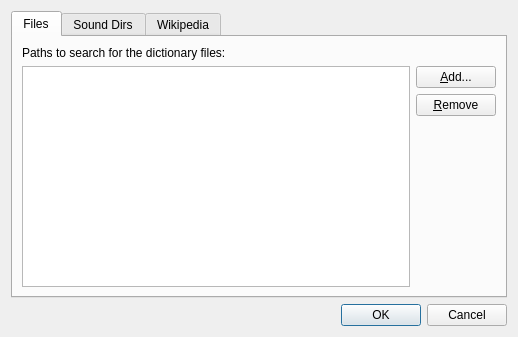
First picture: the form in src/sources.ui, repository goldendict/goldendict, before the edit.
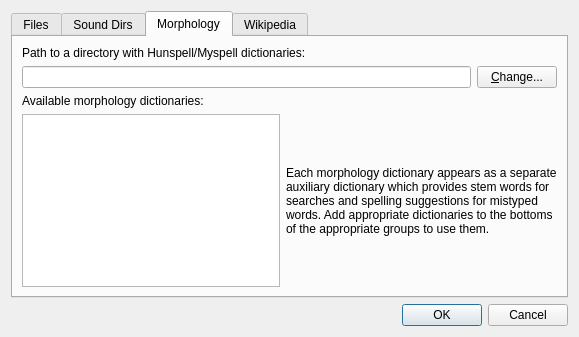
Second picture: the form after the edit. The open tabs and pages were chosen to show the change.

Commit message: + Hunspell-based morphology added.

```diff
--- a/src/sources.ui
+++ b/src/sources.ui
@@ -9,7 +9,7 @@
    <rect>
     <x>0</x>
     <y>0</y>
-    <width>518</width>
+    <width>579</width>
     <height>337</height>
    </rect>
   </property>
@@ -126,6 +126,62 @@
        </item>
       </layout>
      </widget>
+     <widget class="QWidget" name="tab_2">
+      <attribute name="title">
+       <string>Morphology</string>
+      </attribute>
+      <layout class="QVBoxLayout" name="verticalLayout_8">
+       <item>
+        <widget class="QLabel" name="label_4">
+         <property name="text">
+          <string>Path to a directory with Hunspell/Myspell dictionaries:</string>
+         </property>
+        </widget>
+       </item>
+       <item>
+        <layout class="QHBoxLayout" name="horizontalLayout_4">
+         <item>
+          <widget class="QLineEdit" name="hunspellPath">
+           <property name="readOnly">
+            <bool>true</bool>
+           </property>
+          </widget>
+         </item>
+         <item>
+          <widget class="QPushButton" name="changeHunspellPath">
+           <property name="text">
+            <string>&amp;Change...</string>
+           </property>
+          </widget>
+         </item>
+        </layout>
+       </item>
+       <item>
+        <widget class="QLabel" name="label_5">
+         <property name="text">
+          <string>Available morphology dictionaries:</string>
+         </property>
+        </widget>
+       </item>
+       <item>
+        <layout class="QHBoxLayout" name="horizontalLayout_5">
+         <item>
+          <widget class="QTreeView" name="hunspellDictionaries"/>
+         </item>
+         <item>
+          <widget class="QLabel" name="label_6">
+           <property name="text">
+            <string>Each morphology dictionary appears as a separate auxiliary dictionary which provides stem words for searches and spelling suggestions for mistyped words. Add appropriate dictionaries to the bottoms of the appropriate groups to use them.</string>
+           </property>
+           <property name="wordWrap">
+            <bool>true</bool>
+           </property>
+          </widget>
+         </item>
+        </layout>
+       </item>
+      </layout>
+     </widget>
      <widget class="QWidget" name="mediaWikisTab">
       <attribute name="title">
        <string>Wikipedia</string>
```
The commit also changes 11 other files.
